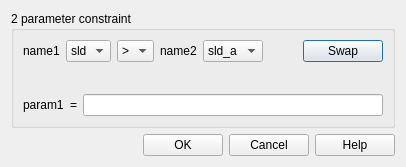
First picture: the form in src/sas/qtgui/Perspectives/Fitting/UI/ComplexConstraintUI.ui, repository SasView/sasview, before the edit.
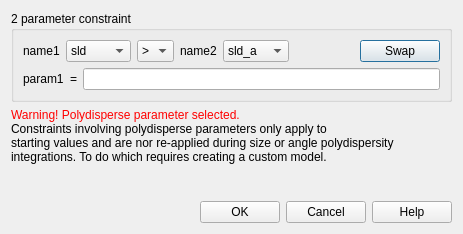
Second picture: the form after the edit.

Commit message: Added a warning label to simple and complex constraint widgets, shown whenever polydisperse parameters are constrained SASVIEW-1042

What changed in the file:
```diff
--- a/src/sas/qtgui/Perspectives/Fitting/UI/ComplexConstraintUI.ui
+++ b/src/sas/qtgui/Perspectives/Fitting/UI/ComplexConstraintUI.ui
@@ -6,8 +6,8 @@
    <rect>
     <x>0</x>
     <y>0</y>
-    <width>406</width>
-    <height>167</height>
+    <width>463</width>
+    <height>234</height>
    </rect>
   </property>
   <property name="windowTitle">
@@ -20,6 +20,37 @@
       <string>2 parameter constraint</string>
      </property>
      <layout class="QGridLayout" name="gridLayout">
+      <item row="1" column="0">
+       <layout class="QHBoxLayout" name="horizontalLayout_2">
+        <item>
+         <widget class="QLabel" name="txtParam">
+          <property name="sizePolicy">
+           <sizepolicy hsizetype="Minimum" vsizetype="Preferred">
+            <horstretch>0</horstretch>
+            <verstretch>0</verstretch>
+           </sizepolicy>
+          </property>
+          <property name="text">
+           <string>param1</string>
+          </property>
+         </widget>
+        </item>
+        <item>
+         <widget class="QLabel" name="txtOperator">
+          <property name="text">
+           <string>=</string>
+          </property>
+         </widget>
+        </item>
+        <item>
+         <widget class="QLineEdit" name="txtConstraint">
+          <property name="text">
+           <string/>
+          </property>
+         </widget>
+        </item>
+       </layout>
+      </item>
       <item row="0" column="0">
        <layout class="QHBoxLayout" name="horizontalLayout">
         <item>
@@ -97,54 +128,30 @@
         </item>
        </layout>
       </item>
-      <item row="1" column="0">
-       <spacer name="verticalSpacer">
-        <property name="orientation">
-         <enum>Qt::Vertical</enum>
-        </property>
-        <property name="sizeHint" stdset="0">
-         <size>
-          <width>20</width>
-          <height>25</height>
-         </size>
-        </property>
-       </spacer>
-      </item>
-      <item row="2" column="0">
-       <layout class="QHBoxLayout" name="horizontalLayout_2">
-        <item>
-         <widget class="QLabel" name="txtParam">
-          <property name="sizePolicy">
-           <sizepolicy hsizetype="Minimum" vsizetype="Preferred">
-            <horstretch>0</horstretch>
-            <verstretch>0</verstretch>
-           </sizepolicy>
-          </property>
-          <property name="text">
-           <string>param1</string>
-          </property>
-         </widget>
-        </item>
-        <item>
-         <widget class="QLabel" name="txtOperator">
-          <property name="text">
-           <string>=</string>
-          </property>
-         </widget>
-        </item>
-        <item>
-         <widget class="QLineEdit" name="txtConstraint">
-          <property name="text">
-           <string/>
-          </property>
-         </widget>
-        </item>
-       </layout>
-      </item>
      </layout>
     </widget>
    </item>
    <item row="1" column="0">
+    <widget class="QLabel" name="lblWarning">
+     <property name="text">
+      <string>&lt;html&gt;&lt;head/&gt;&lt;body&gt;&lt;p&gt;&lt;span style=&quot; color:#ff0000;&quot;&gt;Warning! Polydisperse parameter selected.&lt;br/&gt;&lt;/span&gt;Constraints involving polydisperse parameters only apply to&lt;br/&gt;starting values and are nor re-applied during size or angle polydispersity&lt;br/&gt;integrations. To do which requires creating a custom model.&lt;/p&gt;&lt;/body&gt;&lt;/html&gt;</string>
+     </property>
+    </widget>
+   </item>
+   <item row="2" column="0">
+    <spacer name="verticalSpacer_2">
+     <property name="orientation">
+      <enum>Qt::Vertical</enum>
+     </property>
+     <property name="sizeHint" stdset="0">
+      <size>
+       <width>20</width>
+       <height>9</height>
+      </size>
+     </property>
+    </spacer>
+   </item>
+   <item row="3" column="0">
     <layout class="QHBoxLayout" name="horizontalLayout_3">
      <item>
       <spacer name="horizontalSpacer_2">
```
The commit also changes 5 other files.
